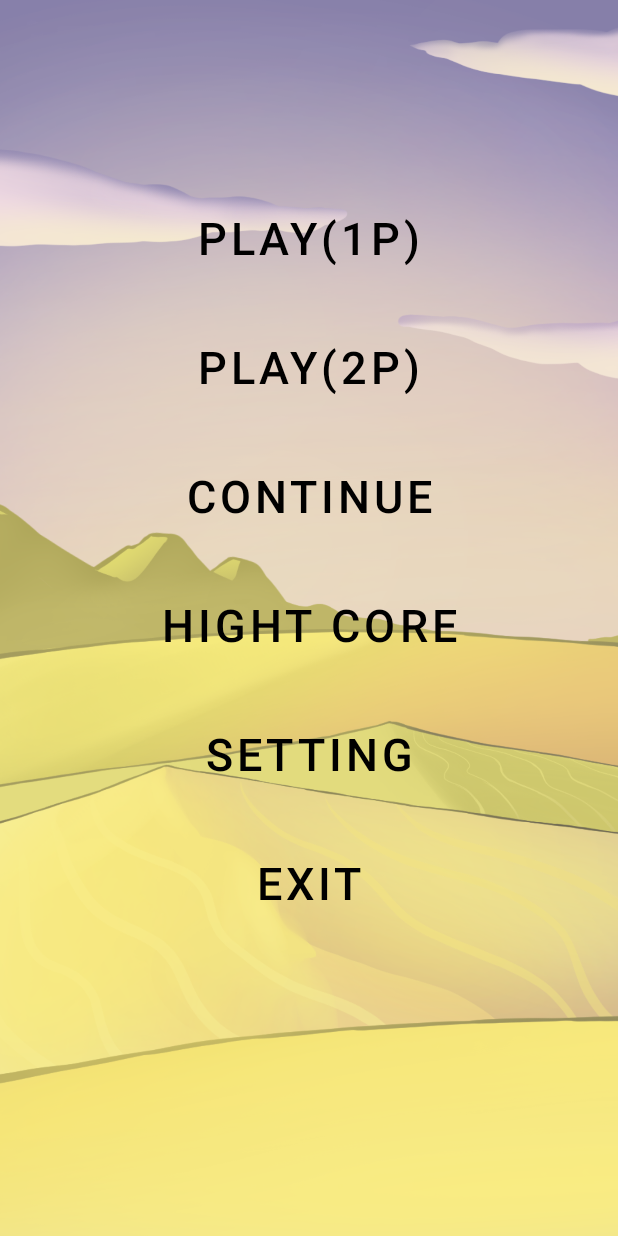
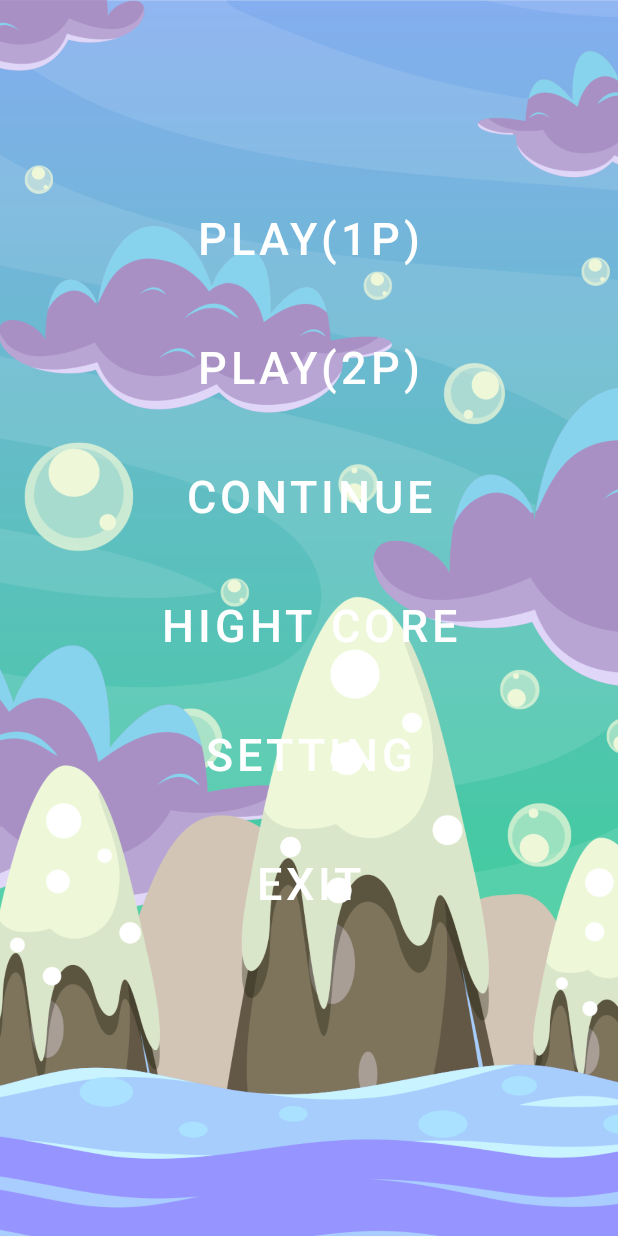
Before and after one commit to GNCTT/FallTillDie_1.0, an Android app: the screen it shows after launch (MainActivity), on a phone screen of 412 x 824 dp. Run offline under Robolectric (Android 15) with nearby library versions, the light colour scheme and no system bars.

Commit message:
anh commit

```diff
--- a/app/src/main/res/layout/activity_main.xml
+++ b/app/src/main/res/layout/activity_main.xml
@@ -13,11 +13,12 @@
         android:layout_width="match_parent"
         android:layout_height="match_parent"
         android:scaleType="centerCrop"
-        android:src="@drawable/background4"
+        android:src="@drawable/background2"
         tools:layout_editor_absoluteX="0dp"
         tools:layout_editor_absoluteY="0dp"></ImageView>
 
     <Button
+
         android:id="@+id/play_btn"
         android:layout_width="wrap_content"
         android:layout_height="wrap_content"
@@ -25,7 +26,7 @@
         android:background="?android:attr/selectableItemBackground"
         android:onClick="clickPlay"
         android:text="PLAY(1P)"
-        android:textColor="@color/black"
+        android:textColor="@color/white"
         android:textSize="30dp"
         app:layout_constraintEnd_toEndOf="parent"
         app:layout_constraintStart_toStartOf="parent"
@@ -40,7 +41,7 @@
         android:background="?android:attr/selectableItemBackground"
         android:onClick="clickContinue"
         android:text="CONTINUE"
-        android:textColor="@color/black"
+        android:textColor="@color/white"
         android:textSize="30dp"
         app:layout_constraintEnd_toEndOf="parent"
         app:layout_constraintStart_toStartOf="parent"
@@ -54,7 +55,7 @@
         android:background="?android:attr/selectableItemBackground"
         android:onClick="clickHightCore"
         android:text="HIGHT CORE"
-        android:textColor="@color/black"
+        android:textColor="@color/white"
         android:textSize="30dp"
         app:layout_constraintEnd_toEndOf="parent"
         app:layout_constraintStart_toStartOf="parent"
@@ -69,7 +70,7 @@
         android:background="?android:attr/selectableItemBackground"
         android:onClick="clickPlay2P"
         android:text="PLAY(2P)"
-        android:textColor="@color/black"
+        android:textColor="@color/white"
         android:textSize="30dp"
         app:layout_constraintEnd_toEndOf="parent"
         app:layout_constraintStart_toStartOf="parent"
@@ -83,7 +84,7 @@
         android:background="?android:attr/selectableItemBackground"
         android:onClick="clickSetting"
         android:text="SETTING"
-        android:textColor="@color/black"
+        android:textColor="@color/white"
         android:textSize="30dp"
         app:layout_constraintEnd_toEndOf="parent"
         app:layout_constraintStart_toStartOf="parent"
@@ -97,7 +98,7 @@
         android:background="?android:attr/selectableItemBackground"
         android:onClick="clickExit"
         android:text="EXIT"
-        android:textColor="@color/black"
+        android:textColor="@color/white"
         android:textSize="30dp"
         app:layout_constraintEnd_toEndOf="parent"
         app:layout_constraintStart_toStartOf="parent"
```
